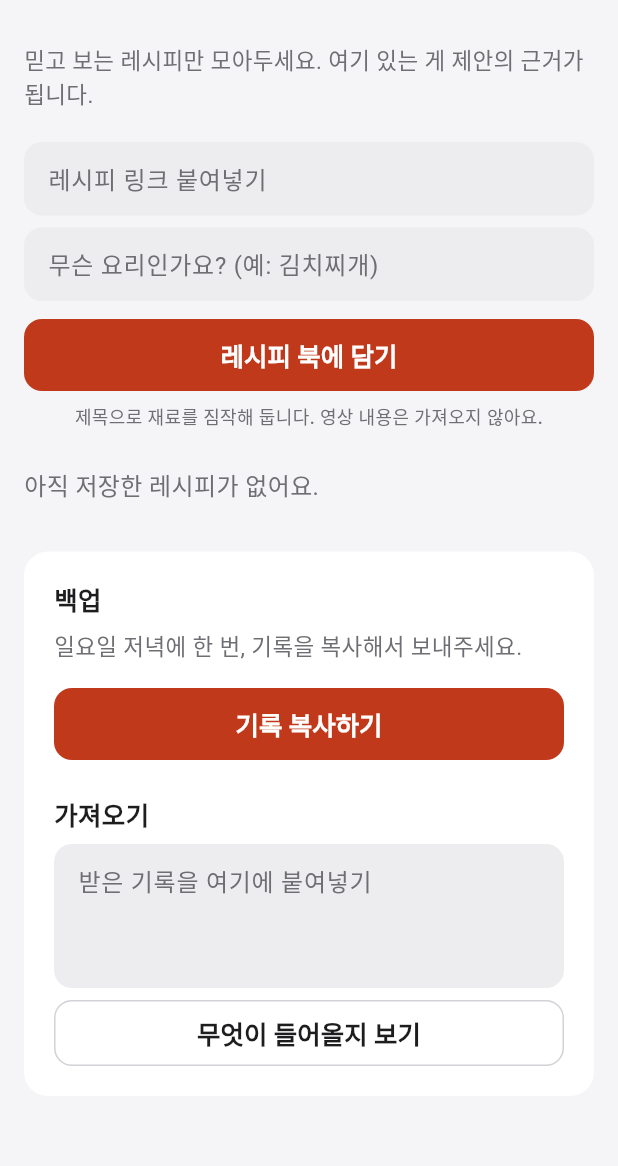
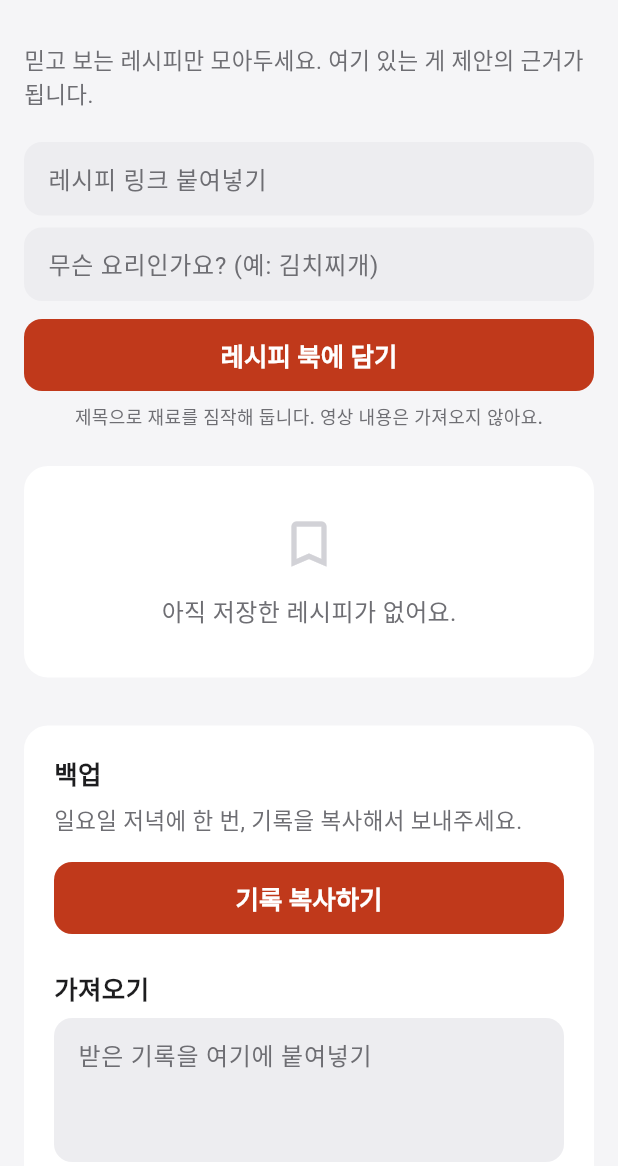
Before and after one commit to woosung-dev/cookmark, a Flutter app: the screen it shows after launch, after a tap on "나중에 할게요", after a tap on "레시피 북", on a phone screen of 412 x 824 dp, the part 65-1231 px from its top. Run offline on Flutter 3.47's test engine with Material 3 defaults, Android fonts, the phone set to English and light mode, and no system bars; our stand-ins replace image_picker, shared_preferences, web; Roboto replaces fonts that are missing (SF Pro Display).

Commit message:
레시피 북 iOS 인셋 그룹 리스트화 + 빈 상태 구성 (DESIGN.md §4·§7)
개별 카드 → 한 surface 카드 안 hairline 구분 리스트 셀(좌 bookmark_outline + 제목 headline + 보조 footnote + 우 remove). 빈 상태를 아이콘+텍스트로 구성. 키 recipe-tile/remove/retry·빈 상태 텍스트 보존.

Co-Authored-By: Claude Opus 4.8 (1M context) <noreply@anthropic.com>

```diff
--- a/lib/ui/recipe_book_page.dart
+++ b/lib/ui/recipe_book_page.dart
@@ -43,21 +43,30 @@ class RecipeBookPage extends StatelessWidget {
                 ),
                 const SizedBox(height: Space.xxl),
                 if (recipes.isEmpty)
-                  Text(
-                    '아직 저장한 레시피가 없어요.',
-                    style: AppTypography.body.copyWith(color: AppColors.muted),
-                  )
+                  const _EmptyRecipes()
                 else
-                  for (final recipe in recipes)
-                    Padding(
-                      padding: const EdgeInsets.only(bottom: Space.md),
-                      child: _RecipeTile(
-                        recipe: recipe,
-                        onRemove: () => controller.remove(recipe.url),
-                        retrying: controller.retryingUrl == recipe.url,
-                        onRetry: () => controller.retryExtraction(recipe.url),
-                      ),
+                  // iOS 인셋 그룹 리스트 — 카드 하나에 셀을 쌓고 hairline으로 나눈다(DESIGN.md §4·§7).
+                  Container(
+                    decoration: BoxDecoration(
+                      color: AppColors.surface,
+                      borderRadius: BorderRadius.circular(Radii.card),
                     ),
+                    clipBehavior: Clip.antiAlias,
+                    child: Column(
+                      children: [
+                        for (final (index, recipe) in recipes.indexed) ...[
+                          if (index > 0) const Divider(indent: Space.lg),
+                          _RecipeRow(
+                            recipe: recipe,
+                            onRemove: () => controller.remove(recipe.url),
+                            retrying: controller.retryingUrl == recipe.url,
+                            onRetry: () =>
+                                controller.retryExtraction(recipe.url),
+                          ),
+                        ],
+                      ],
+                    ),
+                  ),
                 // 백업은 이 화면 최하단이다(G1 #8).
                 const SizedBox(height: Space.xxxl),
                 BackupSection(controller: backupController),
@@ -70,8 +79,11 @@ class RecipeBookPage extends StatelessWidget {
   }
 }
 
-class _RecipeTile extends StatelessWidget {
-  const _RecipeTile({
+/// 레시피 북의 리스트 셀 — 좌 아이콘 + 제목(headline) + 보조(footnote muted) + 우 액션(DESIGN.md §7).
+///
+/// 바깥 카드는 부모가 하나로 묶는다(인셋 그룹 리스트) — 셀은 hairline으로만 나뉜다.
+class _RecipeRow extends StatelessWidget {
+  const _RecipeRow({
     required this.recipe,
     required this.onRemove,
     required this.retrying,
@@ -89,29 +101,30 @@ class _RecipeTile extends StatelessWidget {
   Widget build(BuildContext context) {
     return Container(
       key: Key('recipe-tile-${recipe.url}'),
-      padding: const EdgeInsets.all(Space.lg),
-      decoration: BoxDecoration(
-        color: AppColors.surface,
-        borderRadius: BorderRadius.circular(Radii.card),
+      constraints: const BoxConstraints(minHeight: Space.rowMin),
+      padding: const EdgeInsets.symmetric(
+        horizontal: Space.lg,
+        vertical: Space.md,
       ),
       child: Row(
         crossAxisAlignment: CrossAxisAlignment.start,
         children: [
+          // 좌 아이콘 — 제목 줄에 맞춰 살짝 내린다.
+          const Padding(
+            padding: EdgeInsets.only(top: 2),
+            child: Icon(
+              Icons.bookmark_outline,
+              size: 20,
+              color: AppColors.muted,
+            ),
+          ),
+          const SizedBox(width: Space.md),
           Expanded(
             child: Column(
               crossAxisAlignment: CrossAxisAlignment.start,
               children: [
                 Text(recipe.title, style: AppTypography.headline),
                 const SizedBox(height: Space.xs),
-                Text(
-                  recipe.url,
-                  maxLines: 1,
-                  overflow: TextOverflow.ellipsis,
-                  style: AppTypography.footnote.copyWith(
-                    color: AppColors.muted,
-                  ),
-                ),
-                const SizedBox(height: Space.sm),
                 // 재료 0개면 이 레시피는 영원히 매칭되지 않는다 — 그 자리에서 복구할 길을 준다
                 // (US 22 인라인 원칙, 에러 화면 없음).
                 if (recipe.ingredients.isEmpty) ...[
@@ -163,3 +176,37 @@ class _RecipeTile extends StatelessWidget {
     );
   }
 }
+
+/// 빈 레시피 북 — 바 텍스트 한 줄 대신 아이콘과 함께 구성한다(DESIGN.md §7 "빈 상태도 구성").
+class _EmptyRecipes extends StatelessWidget {
+  const _EmptyRecipes();
+
+  @override
+  Widget build(BuildContext context) {
+    return Container(
+      width: double.infinity,
+      padding: const EdgeInsets.symmetric(
+        vertical: Space.xxxl,
+        horizontal: Space.xl,
+      ),
+      decoration: BoxDecoration(
+        color: AppColors.surface,
+        borderRadius: BorderRadius.circular(Radii.card),
+      ),
+      child: Column(
+        children: [
+          const Icon(
+            Icons.bookmark_outline,
+            size: 40,
+            color: AppColors.hairline,
+          ),
+          const SizedBox(height: Space.md),
+          Text(
+            '아직 저장한 레시피가 없어요.',
+            style: AppTypography.body.copyWith(color: AppColors.muted),
+          ),
+        ],
+      ),
+    );
+  }
+}
```
